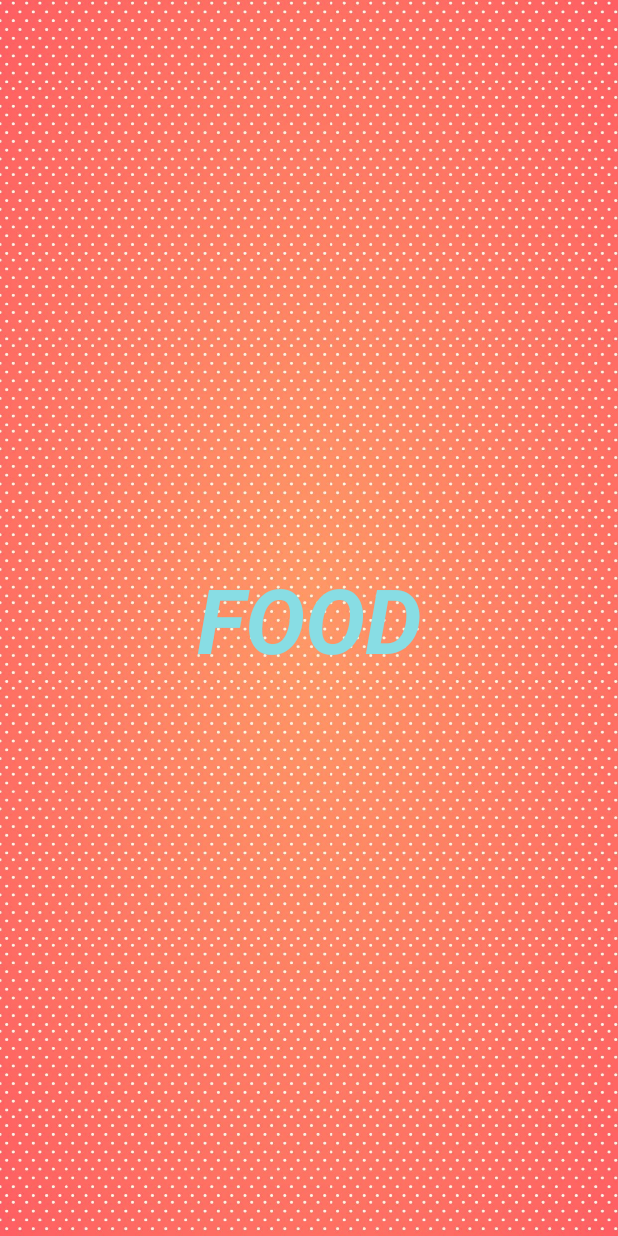
After one commit to aronchung7/Assignment_5, an Android app: the layout activity_splash.xml on its own in the app's theme, with its tools: preview values and no code run, on a phone screen of 412 x 824 dp. The commit adds this screen. Run offline under Robolectric (Android 15) with nearby library versions, the phone set to English and light mode, and no system bars.

Commit message:
Third Draft

```diff
--- a/app/src/main/res/layout/activity_main2.xml
+++ b/app/src/main/res/layout/activity_main2.xml
@@ -23,7 +23,6 @@
         android:layout_width="wrap_content"
         android:layout_height="wrap_content"
         android:layout_marginTop="10dp"
-        android:layout_marginBottom="20dp"
         android:text="title"
         android:textAlignment="center"
         android:textSize="40sp"
--- /dev/null
+++ b/app/src/main/res/layout/activity_splash.xml
@@ -0,0 +1,31 @@
+<?xml version="1.0" encoding="utf-8"?>
+<androidx.constraintlayout.widget.ConstraintLayout xmlns:android="http://schemas.android.com/apk/res/android"
+    xmlns:app="http://schemas.android.com/apk/res-auto"
+    xmlns:tools="http://schemas.android.com/tools"
+    android:layout_width="match_parent"
+    android:theme="@android:style/Theme.NoTitleBar"
+    android:layout_height="match_parent"
+    tools:context=".Splash">
+
+    <EditText
+        android:id="@+id/editTextTextPersonName"
+        android:layout_width="match_parent"
+        android:layout_height="match_parent"
+        android:ems="10"
+        android:inputType="textPersonName"
+        android:background="@drawable/nine"/>
+
+    <TextView
+        android:id="@+id/textView"
+        android:layout_width="match_parent"
+        android:layout_height="wrap_content"
+        android:text="FOOD"
+        android:textAlignment="center"
+        android:textColor="#88DDE4"
+        android:textSize="60sp"
+        android:textStyle="bold|italic"
+        app:layout_constraintBottom_toBottomOf="parent"
+        app:layout_constraintEnd_toStartOf="@+id/editTextTextPersonName"
+        app:layout_constraintStart_toStartOf="parent"
+        app:layout_constraintTop_toTopOf="parent" />
+</androidx.constraintlayout.widget.ConstraintLayout>
```
Also changed, not shown: app/src/main/AndroidManifest.xml (+8 -5 lines), app/src/main/java/com/example/assignment5/Splash.java (added, +37 -0 lines), app/src/main/res/drawable/nine.jpg (added), 1 other file.
